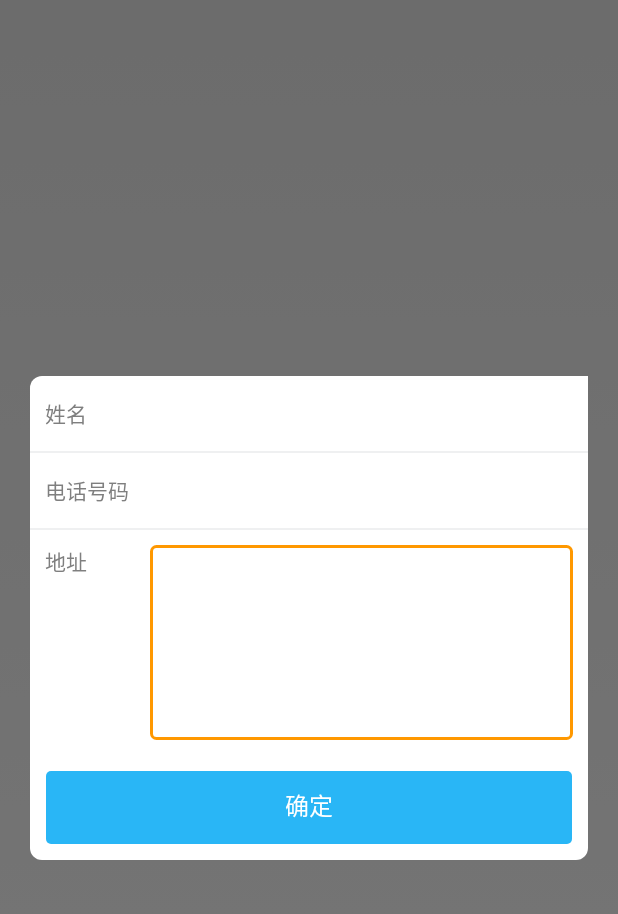
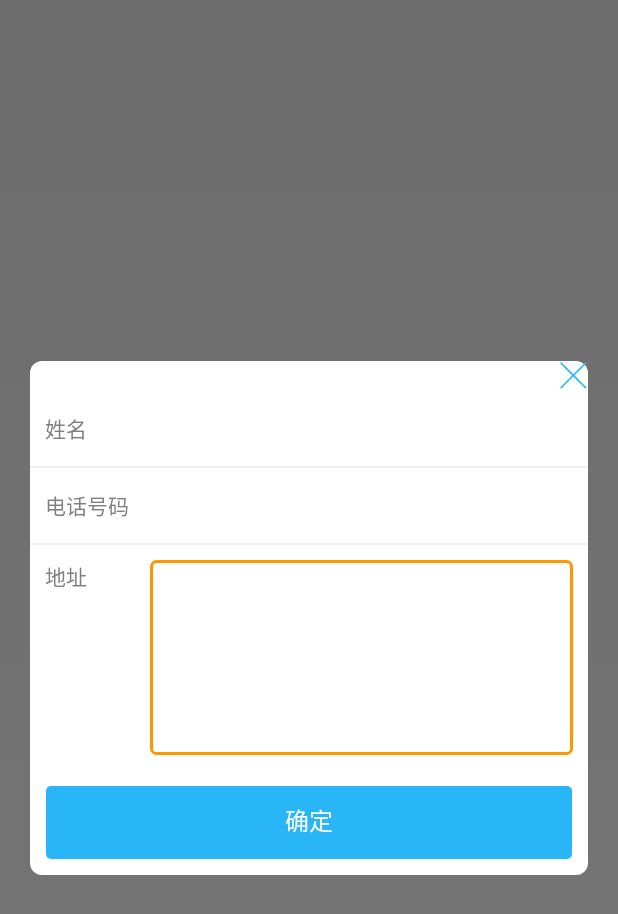
Before and after one commit to fanzhengchen/Temporay, an Android app: the layout dlg_edit_address.xml on its own in the app's theme, with its tools: preview values and no code run, on a phone screen of 412 x 824 dp. Shown: the top 914 px of the screen. Run offline under Robolectric (Android 15) with nearby library versions, the phone set to English and light mode, and no system bars.

Commit message:
editAddress Dlg fix some detail

```diff
--- a/app/src/main/res/layout/dlg_edit_address.xml
+++ b/app/src/main/res/layout/dlg_edit_address.xml
@@ -15,6 +15,27 @@
         android:layout_marginRight="20dp"
         android:background="@drawable/bg_round_corner"
         android:orientation="vertical">
+
+        <LinearLayout
+            android:layout_width="match_parent"
+            android:layout_height="wrap_content"
+            android:orientation="horizontal">
+
+            <Space
+                android:layout_width="match_parent"
+                android:layout_height="match_parent"
+                android:layout_marginRight="4dp"
+                android:layout_marginTop="4dp"
+                android:layout_weight="1" />
+
+            <ImageView
+                android:id="@+id/exit"
+                android:layout_width="20dp"
+                android:layout_height="20dp"
+                android:scaleType="centerCrop"
+                android:src="@mipmap/dlg_close" />
+
+        </LinearLayout>
 
 
         <LinearLayout
@@ -38,10 +59,13 @@
                 android:layout_height="match_parent"
                 android:layout_gravity="center_vertical"
                 android:layout_marginLeft="5dp"
+                android:layout_marginRight="10dp"
+                android:layout_weight="1"
                 android:background="@color/white"
                 android:gravity="center_vertical"
                 android:textColor="@color/txt_lvl_3"
                 android:textSize="@dimen/txt_size_3" />
+
 
         </LinearLayout>
 
@@ -68,6 +92,7 @@
                 android:layout_height="match_parent"
                 android:layout_gravity="center_vertical"
                 android:layout_marginLeft="5dp"
+                android:layout_marginRight="10dp"
                 android:background="@color/white"
                 android:gravity="center_vertical"
                 android:textColor="@color/txt_lvl_3"
@@ -98,8 +123,8 @@
                 android:layout_height="match_parent"
                 android:layout_gravity="center_vertical"
                 android:layout_margin="10dp"
+                android:background="@drawable/bg_edit_text"
                 android:gravity="top|left"
-                android:background="@drawable/bg_edit_text"
                 android:lines="3"
                 android:padding="10dp"
                 android:textColor="@color/txt_lvl_3"
--- a/app/src/main/res/layout/main_personal.xml
+++ b/app/src/main/res/layout/main_personal.xml
@@ -132,12 +132,12 @@
                 android:textSize="@dimen/txt_size_3" />
 
             <com.hcb.jingle.widget.RCTextView
-                android:layout_width="6dp"
-                android:layout_height="6dp"
+                android:layout_width="8dp"
+                android:layout_height="8dp"
                 android:layout_gravity="center_vertical"
                 android:layout_marginLeft="10dp"
                 app:backgroundColor="@color/main_red"
-                app:cornerWidth="3dp" />
+                app:cornerWidth="4dp" />
         </LinearLayout>
 
     </LinearLayout>
```
Also changed, not shown: app/src/main/java/com/hcb/jingle/dialog/EditAddressDlg.java (+23 -0 lines), app/src/main/java/com/hcb/jingle/util/StringUtil.java (+4 -3 lines).
